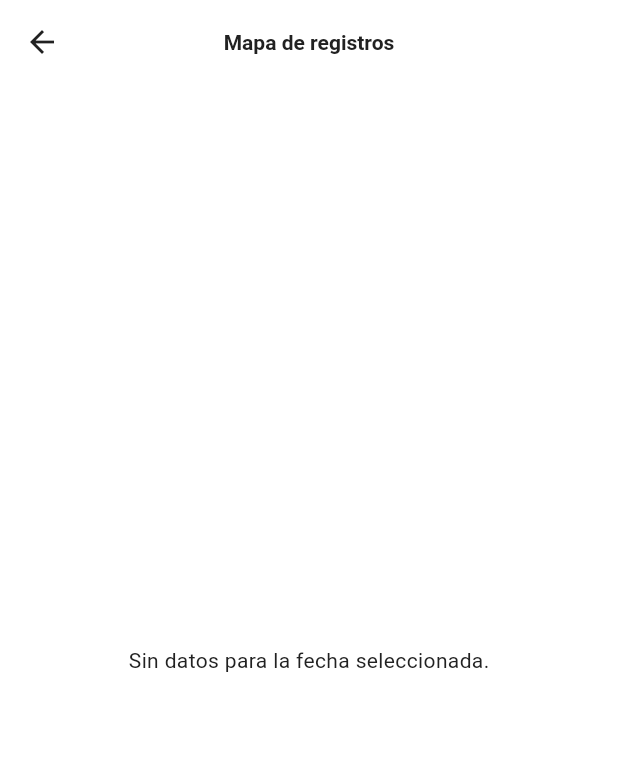
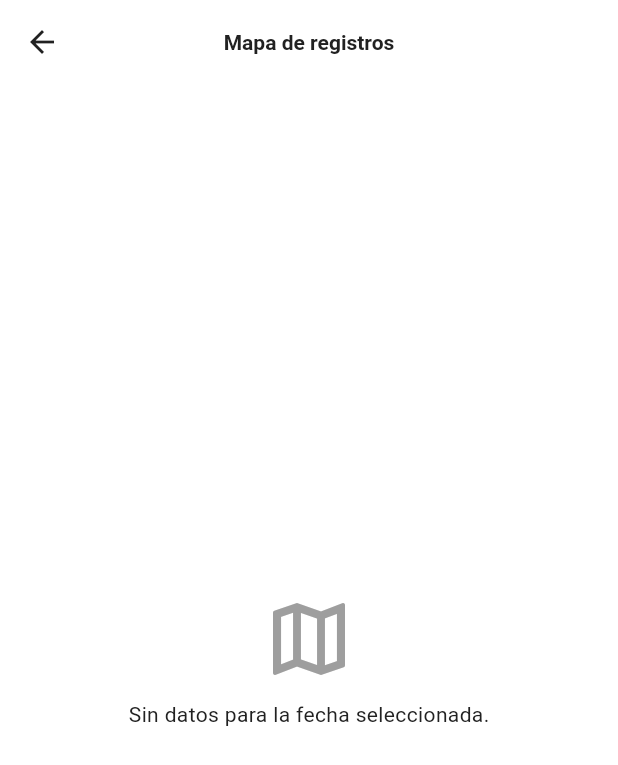
Before and after one commit to DMaTeoG/App_TurnoTrack, a Flutter app: the DashboardPage screen opened by its route, after a tap on the "map" icon, on a phone screen of 412 x 824 dp. Shown: the top 765 px of the screen. Run offline on Flutter 3.47's test engine with Material 3 defaults, Android fonts, the phone set to English and light mode, and no system bars; our stand-ins replace camera, connectivity_plus, flutter_dotenv, flutter_riverpod, geolocator, go_router and 2 more; accounts and stored records are empty; network calls fail.

Commit message:
UI: Estandarizar Supervisores, Analítica y Desempeño (AppScaffold, tarjetas y estados vacíos)

```diff
--- a/lib/app_router.dart
+++ b/lib/app_router.dart
@@ -21,6 +21,35 @@ import 'features/registro/presentation/salida_page.dart';
 
 final appRouterProvider = Provider<GoRouter>((ref) {
   final session = ref.watch(currentSessionProvider);
+  Widget _transitionBuilder(
+    BuildContext context,
+    Animation<double> animation,
+    Animation<double> secondaryAnimation,
+    Widget child,
+  ) {
+    // Fade + slide up subtle transition
+    final fade = CurvedAnimation(parent: animation, curve: Curves.easeInOut);
+    final offset = Tween<Offset>(
+      begin: const Offset(0, 0.02),
+      end: Offset.zero,
+    ).animate(CurvedAnimation(parent: animation, curve: Curves.easeOut));
+
+    return FadeTransition(
+      opacity: fade,
+      child: SlideTransition(position: offset, child: child),
+    );
+  }
+
+  CustomTransitionPage<T> _page<T>({
+    required Widget child,
+    required GoRouterState state,
+  }) {
+    return CustomTransitionPage<T>(
+      key: state.pageKey,
+      child: child,
+      transitionsBuilder: _transitionBuilder,
+    );
+  }
 
   return GoRouter(
     initialLocation: session == null ? '/login' : '/home',
@@ -28,48 +57,59 @@ final appRouterProvider = Provider<GoRouter>((ref) {
       GoRoute(
         path: '/login',
         name: 'login',
-        builder: (context, state) => const LoginPage(),
+        pageBuilder: (context, state) =>
+            _page(child: const LoginPage(), state: state),
       ),
       GoRoute(
         path: '/home',
         name: 'home',
-        builder: (context, state) => const HomePage(),
+        pageBuilder: (context, state) =>
+            _page(child: const HomePage(), state: state),
       ),
       GoRoute(
         path: '/registro/captura',
         name: 'registro-captura',
-        builder: (context, state) => const CapturaPage(),
+        pageBuilder: (context, state) =>
+            _page(child: const CapturaPage(), state: state),
       ),
       GoRoute(
         path: '/registro/entrada',
         name: 'registro-entrada',
-        builder: (context, state) => const EntradaPage(),
+        pageBuilder: (context, state) =>
+            _page(child: const EntradaPage(), state: state),
       ),
       GoRoute(
         path: '/registro/salida',
         name: 'registro-salida',
-        builder: (context, state) => const SalidaPage(),
+        pageBuilder: (context, state) =>
+            _page(child: const SalidaPage(), state: state),
       ),
       GoRoute(
         path: '/gestion',
         name: 'gestion',
-        builder: (context, state) => const GestionHomePage(),
+        pageBuilder: (context, state) =>
+            _page(child: const GestionHomePage(), state: state),
         routes: [
           GoRoute(
             path: 'empleados',
             name: 'gestion-empleados',
-            builder: (context, state) => const EmpleadosListPage(),
+            pageBuilder: (context, state) =>
+                _page(child: const EmpleadosListPage(), state: state),
             routes: [
               GoRoute(
                 path: 'nuevo',
                 name: 'empleado-nuevo',
-                builder: (context, state) => const EmpleadoFormPage(),
+                pageBuilder: (context, state) =>
+                    _page(child: const EmpleadoFormPage(), state: state),
               ),
               GoRoute(
                 path: ':id',
                 name: 'empleado-detalle',
-                builder: (context, state) => EmpleadoFormPage(
-                  empleadoId: state.pathParameters['id'],
+                pageBuilder: (context, state) => _page(
+                  child: EmpleadoFormPage(
+                    empleadoId: state.pathParameters['id'],
+                  ),
+                  state: state,
                 ),
               ),
             ],
@@ -77,18 +117,23 @@ final appRouterProvider = Provider<GoRouter>((ref) {
           GoRoute(
             path: 'supervisores',
             name: 'gestion-supervisores',
-            builder: (context, state) => const SupervisoresListPage(),
+            pageBuilder: (context, state) =>
+                _page(child: const SupervisoresListPage(), state: state),
             routes: [
               GoRoute(
                 path: 'nuevo',
                 name: 'supervisor-nuevo',
-                builder: (context, state) => const SupervisorFormPage(),
+                pageBuilder: (context, state) =>
+                    _page(child: const SupervisorFormPage(), state: state),
               ),
               GoRoute(
                 path: ':id',
                 name: 'supervisor-detalle',
-                builder: (context, state) => SupervisorFormPage(
-                  supervisorId: state.pathParameters['id'],
+                pageBuilder: (context, state) => _page(
+                  child: SupervisorFormPage(
+                    supervisorId: state.pathParameters['id'],
+                  ),
+                  state: state,
                 ),
               ),
             ],
@@ -98,37 +143,40 @@ final appRouterProvider = Provider<GoRouter>((ref) {
       GoRoute(
         path: '/analitica',
         name: 'analitica',
-        builder: (context, state) => const DashboardPage(),
+        pageBuilder: (context, state) =>
+            _page(child: const DashboardPage(), state: state),
         routes: [
           GoRoute(
             path: 'mapa',
             name: 'analitica-mapa',
-            builder: (context, state) => const MapaPage(),
+            pageBuilder: (context, state) =>
+                _page(child: const MapaPage(), state: state),
           ),
           GoRoute(
             path: 'detalle',
             name: 'analitica-detalle',
-            builder: (context, state) => const DetallePage(),
+            pageBuilder: (context, state) =>
+                _page(child: const DetallePage(), state: state),
           ),
         ],
       ),
       GoRoute(
         path: '/desempeno',
         name: 'desempeno',
-        builder: (context, state) => const RankingPage(),
+        pageBuilder: (context, state) =>
+            _page(child: const RankingPage(), state: state),
         routes: [
           GoRoute(
             path: 'mis-consejos',
             name: 'mis-consejos',
-            builder: (context, state) => const MisConsejosPage(),
+            pageBuilder: (context, state) =>
+                _page(child: const MisConsejosPage(), state: state),
           ),
         ],
       ),
     ],
     errorBuilder: (context, state) => Scaffold(
-      body: Center(
-        child: Text('Ruta no encontrada: \'${state.uri}\''),
-      ),
+      body: Center(child: Text('Ruta no encontrada: \'${state.uri}\'')),
     ),
   );
 });
--- a/lib/features/analitica/presentation/dashboard_page.dart
+++ b/lib/features/analitica/presentation/dashboard_page.dart
@@ -2,6 +2,7 @@ import 'package:flutter/material.dart';
 import 'package:flutter_riverpod/flutter_riverpod.dart';
 import 'package:go_router/go_router.dart';
 
+import '../../../core/widgets/app_scaffold.dart';
 import '../../../core/providers/connectivity_provider.dart';
 import '../data/analytics_repo.dart';
 
@@ -23,8 +24,7 @@ class DashboardPage extends ConsumerWidget {
     final seriesAsync = ref.watch(seriesHorasProvider);
     final connectivity = ref.watch(connectivityProvider);
 
-    return Scaffold(
-      appBar: AppBar(
+    return AppScaffold(
       title: const Text('Dashboard analitico'),
       actions: [
         IconButton(
@@ -38,7 +38,6 @@ class DashboardPage extends ConsumerWidget {
           tooltip: 'Mapa',
         ),
       ],
-      ),
       body: RefreshIndicator(
         onRefresh: () async {
           ref.invalidate(kpisProvider);
@@ -59,11 +58,11 @@ class DashboardPage extends ConsumerWidget {
                 runSpacing: 12,
                 children: [
                   for (final kpi in kpis)
-                    _KpiCard(
+                    SizedBox(width: 200, child: _KpiCard(
                       title: kpi.titulo,
                       value: kpi.valor.toStringAsFixed(1),
                       delta: kpi.variacion?.toDouble(),
-                    ),
+                    )),
                 ],
               ),
               loading: () => const Center(child: CircularProgressIndicator()),
--- a/lib/features/analitica/presentation/mapa_page.dart
+++ b/lib/features/analitica/presentation/mapa_page.dart
@@ -1,6 +1,7 @@
 import 'package:flutter/material.dart';
 import 'package:flutter_riverpod/flutter_riverpod.dart';
 
+import '../../../core/widgets/app_scaffold.dart';
 import '../data/analytics_repo.dart';
 
 final heatmapProvider = FutureProvider.autoDispose((ref) {
@@ -15,22 +16,33 @@ class MapaPage extends ConsumerWidget {
   Widget build(BuildContext context, WidgetRef ref) {
     final puntosAsync = ref.watch(heatmapProvider);
 
-    return Scaffold(
-      appBar: AppBar(title: const Text('Mapa de registros')),
+    return AppScaffold(
+      title: const Text('Mapa de registros'),
       body: puntosAsync.when(
         data: (puntos) {
           if (puntos.isEmpty) {
-            return const Center(child: Text('Sin datos para la fecha seleccionada.'));
+            return Center(
+              child: Column(
+                mainAxisSize: MainAxisSize.min,
+                children: const [
+                  Icon(Icons.map_outlined, size: 64, color: Colors.grey),
+                  SizedBox(height: 8),
+                  Text('Sin datos para la fecha seleccionada.'),
+                ],
+              ),
+            );
           }
           return ListView.builder(
             padding: const EdgeInsets.all(16),
             itemCount: puntos.length,
             itemBuilder: (context, index) {
               final punto = puntos[index];
-              return ListTile(
-                leading: const Icon(Icons.location_on_outlined),
-                title: Text('Lat ${punto.latitud.toStringAsFixed(4)}, Lng ${punto.longitud.toStringAsFixed(4)}'),
-                subtitle: Text('Registros: ${punto.conteo}'),
+              return Card(
+                child: ListTile(
+                  leading: const Icon(Icons.location_on_outlined),
+                  title: Text('Lat ${punto.latitud.toStringAsFixed(4)}, Lng ${punto.longitud.toStringAsFixed(4)}'),
+                  subtitle: Text('Registros: ${punto.conteo}'),
+                ),
               );
             },
           );
```
Also changed, not shown: lib/core/widgets/primary_button.dart (+5 -4 lines), lib/features/analitica/presentation/detalle_page.dart (+8 -6 lines), lib/features/auth/presentation/login_page.dart (+20 -9 lines), lib/features/desempeno/presentation/mis_consejos_page.dart (+15 -9 lines), lib/features/desempeno/presentation/ranking_page.dart (+7 -5 lines), lib/features/gestion/presentation/empleado_form_page.dart (+17 -9 lines), lib/features/gestion/presentation/empleados_list_page.dart (+18 -12 lines), lib/features/gestion/presentation/gestion_home_page.dart (+12 -4 lines), lib/features/gestion/presentation/supervisor_form_page.dart (+8 -15 lines), lib/features/gestion/presentation/supervisores_list_page.dart (+15 -5 lines), lib/features/home/presentation/home_page.dart (+21 -16 lines). Lines whose indentation alone changed are shown as unchanged.
